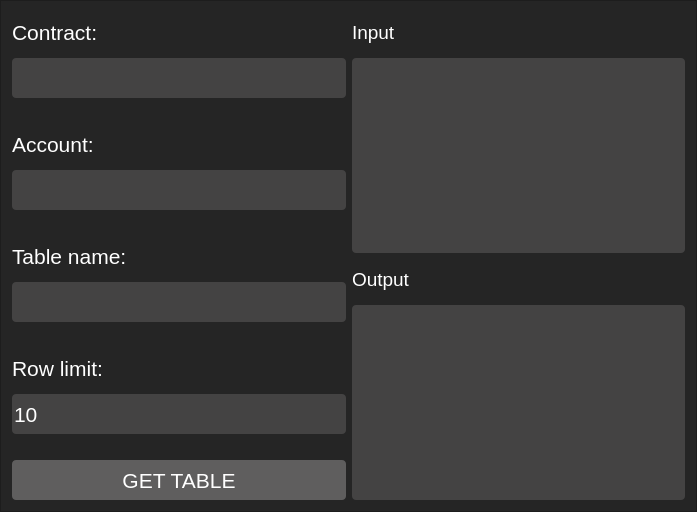
Above: src/table/tableframe.ui from OracleChain/EOSDevHelper before the change. Below: the same form after it.
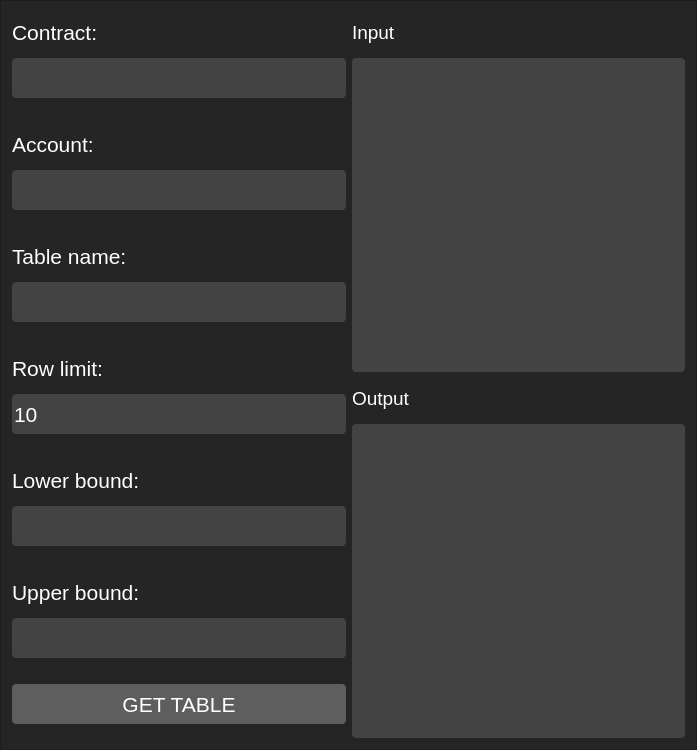
That is the form after the change.

Commit message: Add lower/upper bound.

Patch:
```diff
--- a/src/table/tableframe.ui
+++ b/src/table/tableframe.ui
@@ -7,7 +7,7 @@
     <x>0</x>
     <y>0</y>
     <width>697</width>
-    <height>458</height>
+    <height>750</height>
    </rect>
   </property>
   <property name="maximumSize">
@@ -334,6 +334,162 @@
        </property>
       </spacer>
      </item>
+     <item>
+      <widget class="QLabel" name="labelTableName_4">
+       <property name="minimumSize">
+        <size>
+         <width>0</width>
+         <height>40</height>
+        </size>
+       </property>
+       <property name="maximumSize">
+        <size>
+         <width>16777215</width>
+         <height>40</height>
+        </size>
+       </property>
+       <property name="font">
+        <font>
+         <family>Arial</family>
+         <pointsize>16</pointsize>
+        </font>
+       </property>
+       <property name="styleSheet">
+        <string notr="true">background-color: rgb(37, 37, 37);
+color: rgb(255, 255, 255);</string>
+       </property>
+       <property name="text">
+        <string>Lower bound:</string>
+       </property>
+      </widget>
+     </item>
+     <item>
+      <widget class="QLineEdit" name="lineEditTableLowerBound">
+       <property name="minimumSize">
+        <size>
+         <width>0</width>
+         <height>40</height>
+        </size>
+       </property>
+       <property name="maximumSize">
+        <size>
+         <width>16777215</width>
+         <height>40</height>
+        </size>
+       </property>
+       <property name="font">
+        <font>
+         <family>Arial</family>
+         <pointsize>16</pointsize>
+        </font>
+       </property>
+       <property name="styleSheet">
+        <string notr="true">background-color: rgb(68, 67, 67);
+color: rgb(255, 255, 255);
+border-radius: 4px;</string>
+       </property>
+       <property name="text">
+        <string/>
+       </property>
+       <property name="placeholderText">
+        <string/>
+       </property>
+      </widget>
+     </item>
+     <item>
+      <spacer name="verticalSpacer_10">
+       <property name="orientation">
+        <enum>Qt::Vertical</enum>
+       </property>
+       <property name="sizeType">
+        <enum>QSizePolicy::Fixed</enum>
+       </property>
+       <property name="sizeHint" stdset="0">
+        <size>
+         <width>20</width>
+         <height>20</height>
+        </size>
+       </property>
+      </spacer>
+     </item>
+     <item>
+      <widget class="QLabel" name="labelTableName_5">
+       <property name="minimumSize">
+        <size>
+         <width>0</width>
+         <height>40</height>
+        </size>
+       </property>
+       <property name="maximumSize">
+        <size>
+         <width>16777215</width>
+         <height>40</height>
+        </size>
+       </property>
+       <property name="font">
+        <font>
+         <family>Arial</family>
+         <pointsize>16</pointsize>
+        </font>
+       </property>
+       <property name="styleSheet">
+        <string notr="true">background-color: rgb(37, 37, 37);
+color: rgb(255, 255, 255);</string>
+       </property>
+       <property name="text">
+        <string>Upper bound:</string>
+       </property>
+      </widget>
+     </item>
+     <item>
+      <widget class="QLineEdit" name="lineEditTableUpperBound">
+       <property name="minimumSize">
+        <size>
+         <width>0</width>
+         <height>40</height>
+        </size>
+       </property>
+       <property name="maximumSize">
+        <size>
+         <width>16777215</width>
+         <height>40</height>
+        </size>
+       </property>
+       <property name="font">
+        <font>
+         <family>Arial</family>
+         <pointsize>16</pointsize>
+        </font>
+       </property>
+       <property name="styleSheet">
+        <string notr="true">background-color: rgb(68, 67, 67);
+color: rgb(255, 255, 255);
+border-radius: 4px;</string>
+       </property>
+       <property name="text">
+        <string/>
+       </property>
+       <property name="placeholderText">
+        <string/>
+       </property>
+      </widget>
+     </item>
+     <item>
+      <spacer name="verticalSpacer_11">
+       <property name="orientation">
+        <enum>Qt::Vertical</enum>
+       </property>
+       <property name="sizeType">
+        <enum>QSizePolicy::Fixed</enum>
+       </property>
+       <property name="sizeHint" stdset="0">
+        <size>
+         <width>20</width>
+         <height>20</height>
+        </size>
+       </property>
+      </spacer>
+     </item>
      <item>
       <widget class="QPushButton" name="pushButtonGetTable">
        <property name="minimumSize">
```
The commit also changes 1 other file.
